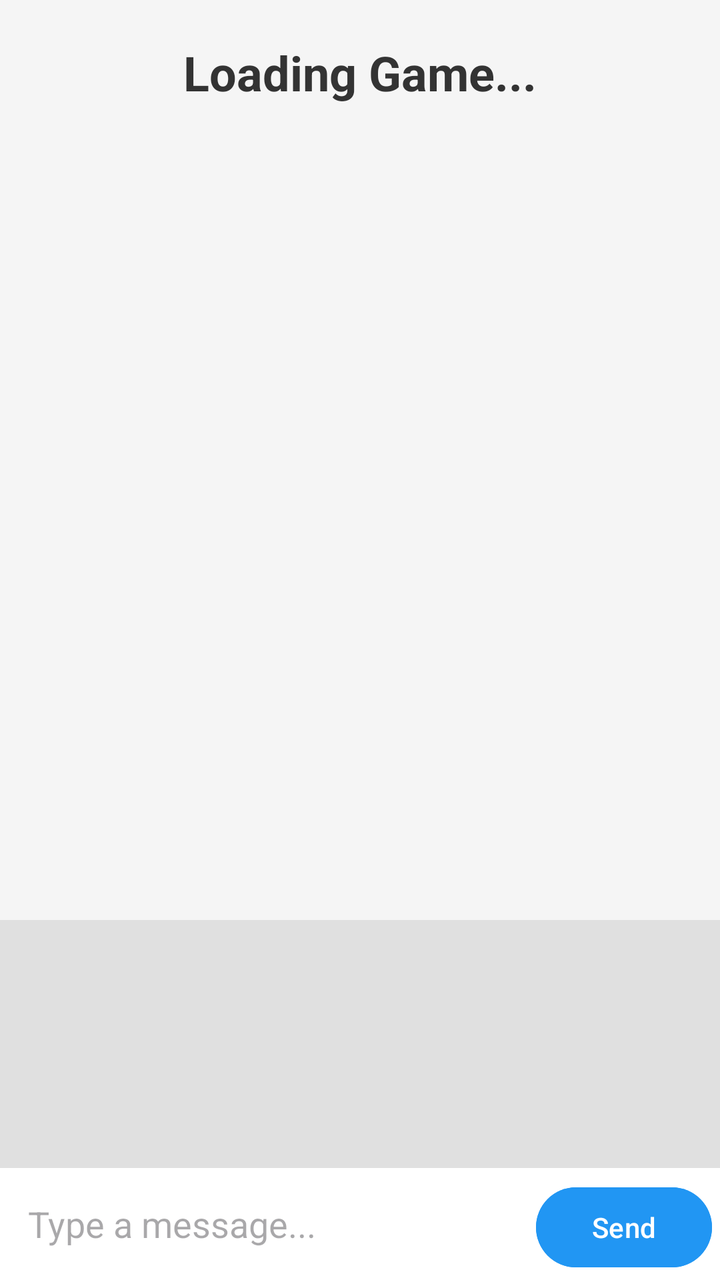
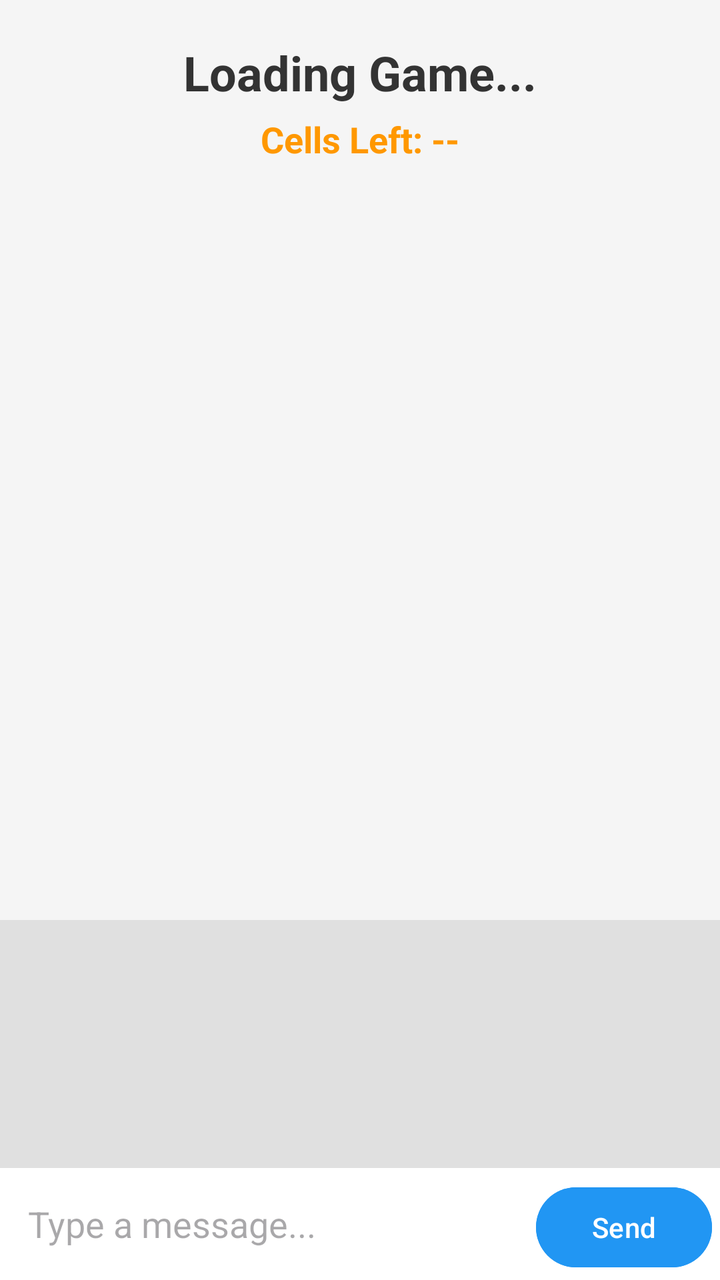

An Android layout rendered at two revisions. The XML below is the earlier revision; the diff shows what the commit changed to produce the second picture.
<!-- AndroidManifest.xml: application theme Theme.Minesweeper -->
<!-- res/layout/activity_game.xml -->
<?xml version="1.0" encoding="utf-8"?>
<RelativeLayout xmlns:android="http://schemas.android.com/apk/res/android"
    android:layout_width="match_parent"
    android:layout_height="match_parent"
    android:background="#F5F5F5">

    <Button
        android:id="@+id/btnExitSave"
        android:layout_width="wrap_content"
        android:layout_height="wrap_content"
        android:text="Save &amp; Exit"
        android:layout_alignParentTop="true"
        android:layout_alignParentLeft="true"
        android:layout_margin="10dp"
        android:backgroundTint="#4CAF50"
        android:textColor="#FFFFFF"
        android:visibility="gone" />

    <TextView
        android:id="@+id/statusText"
        android:layout_width="wrap_content"
        android:layout_height="wrap_content"
        android:text="Loading Game..."
        android:textSize="24sp"
        android:textStyle="bold"
        android:textColor="#333333"
        android:layout_centerHorizontal="true"
        android:layout_marginTop="20dp"
        android:layout_marginBottom="10dp"/>

    <LinearLayout
        android:id="@+id/chatContainer"
        android:layout_width="match_parent"
        android:layout_height="180dp"
        android:layout_alignParentBottom="true"
        android:orientation="vertical"
        android:background="#E0E0E0">
        <ListView
            android:id="@+id/chatListView"
            android:layout_width="match_parent"
            android:layout_height="0dp"
            android:layout_weight="1"
            android:transcriptMode="alwaysScroll"
            android:stackFromBottom="true"
            android:divider="@null"
            android:padding="8dp"/>

        <LinearLayout
            android:layout_width="match_parent"
            android:layout_height="wrap_content"
            android:orientation="horizontal"
            android:padding="4dp"
            android:background="#FFFFFF">

            <EditText
                android:id="@+id/etChatMessage"
                android:layout_width="0dp"
                android:layout_height="wrap_content"
                android:layout_weight="1"
                android:hint="Type a message..."
                android:background="@android:color/transparent"
                android:padding="10dp"
                android:minHeight="48dp" android:maxLines="1"/>

            <Button
                android:id="@+id/btnSendChat"
                android:layout_width="wrap_content"
                android:layout_height="wrap_content"
                android:text="Send"
                android:backgroundTint="#2196F3"
                android:textColor="#FFFFFF"/>
        </LinearLayout>
    </LinearLayout>

    <ScrollView
        android:layout_width="match_parent"
        android:layout_height="match_parent"
        android:layout_below="@id/statusText"
        android:layout_above="@id/chatContainer"
        android:layout_marginBottom="8dp">

        <HorizontalScrollView
            android:layout_width="wrap_content"
            android:layout_height="wrap_content"
            android:layout_gravity="center_horizontal">

            <LinearLayout
                android:id="@+id/boardContainer"
                android:layout_width="wrap_content"
                android:layout_height="wrap_content"
                android:orientation="vertical"
                android:padding="16dp"
                android:gravity="center"/>

        </HorizontalScrollView>
    </ScrollView>

    <FrameLayout
        android:id="@+id/overlay"
        android:layout_width="match_parent"
        android:layout_height="match_parent"
        android:background="#D9000000"
        android:visibility="gone"
        android:clickable="true"
        android:focusable="true">

        <LinearLayout
            android:layout_width="wrap_content"
            android:layout_height="wrap_content"
            android:layout_gravity="center"
            android:orientation="vertical"
            android:gravity="center"
            android:padding="24dp"
            android:background="#FFFFFF">

            <TextView
                android:id="@+id/overlayTitle"
                android:layout_width="wrap_content"
                android:layout_height="wrap_content"
                android:text="GAME OVER"
                android:textColor="#000000"
                android:textSize="32sp"
                android:textStyle="bold"
                android:layout_marginBottom="20dp"/>

            <Button
                android:id="@+id/btnHome"
                android:layout_width="wrap_content"
                android:layout_height="wrap_content"
                android:text="Back to Menu"
                android:padding="12dp"/>
        </LinearLayout>
    </FrameLayout>
</RelativeLayout>
<!-- resources referenced by this layout -->
<resources>
  <style name="Theme.Minesweeper" parent="Theme.Material3.Light">
          <item name="colorPrimary">@color/purple_500</item>
      </style>
  <color name="purple_500">#6200EE</color>
</resources>

<!-- the commit's change to res/layout/activity_game.xml (unified diff, before → after) -->
@@ -16,17 +16,34 @@
         android:textColor="#FFFFFF"
         android:visibility="gone" />
 
-    <TextView
-        android:id="@+id/statusText"
-        android:layout_width="wrap_content"
+    <LinearLayout
+        android:id="@+id/topBar"
+        android:layout_width="match_parent"
         android:layout_height="wrap_content"
-        android:text="Loading Game..."
-        android:textSize="24sp"
-        android:textStyle="bold"
-        android:textColor="#333333"
-        android:layout_centerHorizontal="true"
+        android:orientation="vertical"
+        android:layout_alignParentTop="true"
         android:layout_marginTop="20dp"
-        android:layout_marginBottom="10dp"/>
+        android:gravity="center">
+
+        <TextView
+            android:id="@+id/statusText"
+            android:layout_width="wrap_content"
+            android:layout_height="wrap_content"
+            android:text="Loading Game..."
+            android:textSize="24sp"
+            android:textStyle="bold"
+            android:textColor="#333333"
+            android:layout_marginBottom="5dp"/>
+
+        <TextView
+            android:id="@+id/tvCellsRemaining"
+            android:layout_width="wrap_content"
+            android:layout_height="wrap_content"
+            android:text="Cells Left: --"
+            android:textSize="18sp"
+            android:textStyle="bold"
+            android:textColor="#FF9800"/>
+    </LinearLayout>
 
     <LinearLayout
         android:id="@+id/chatContainer"
@@ -75,7 +92,7 @@
     <ScrollView
         android:layout_width="match_parent"
         android:layout_height="match_parent"
-        android:layout_below="@id/statusText"
+        android:layout_below="@id/topBar"
         android:layout_above="@id/chatContainer"
         android:layout_marginBottom="8dp">
 
